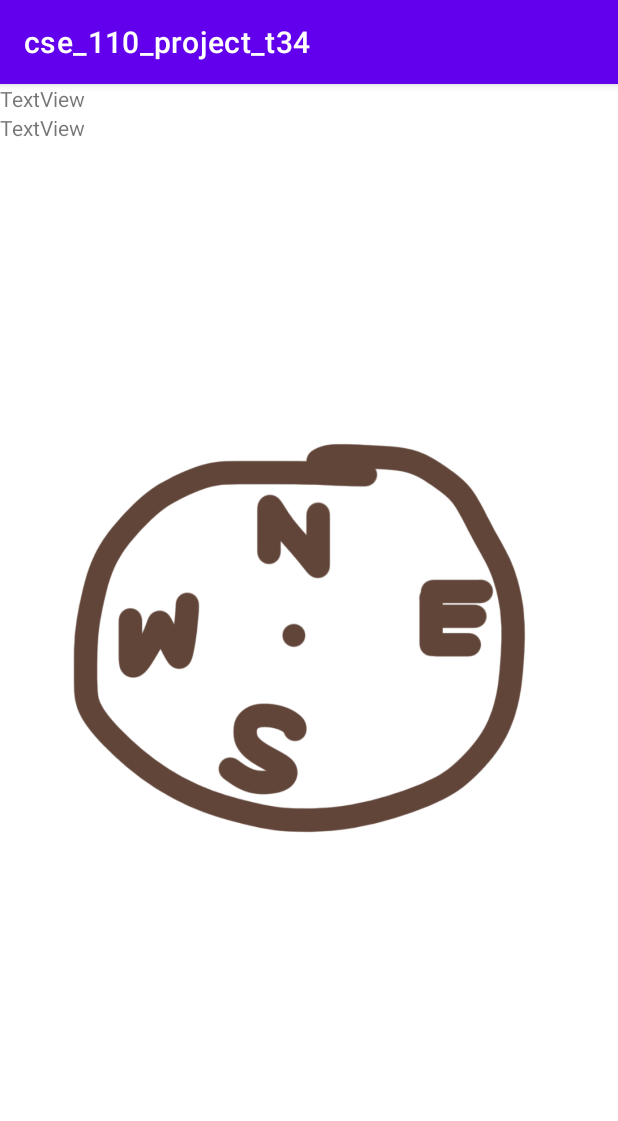
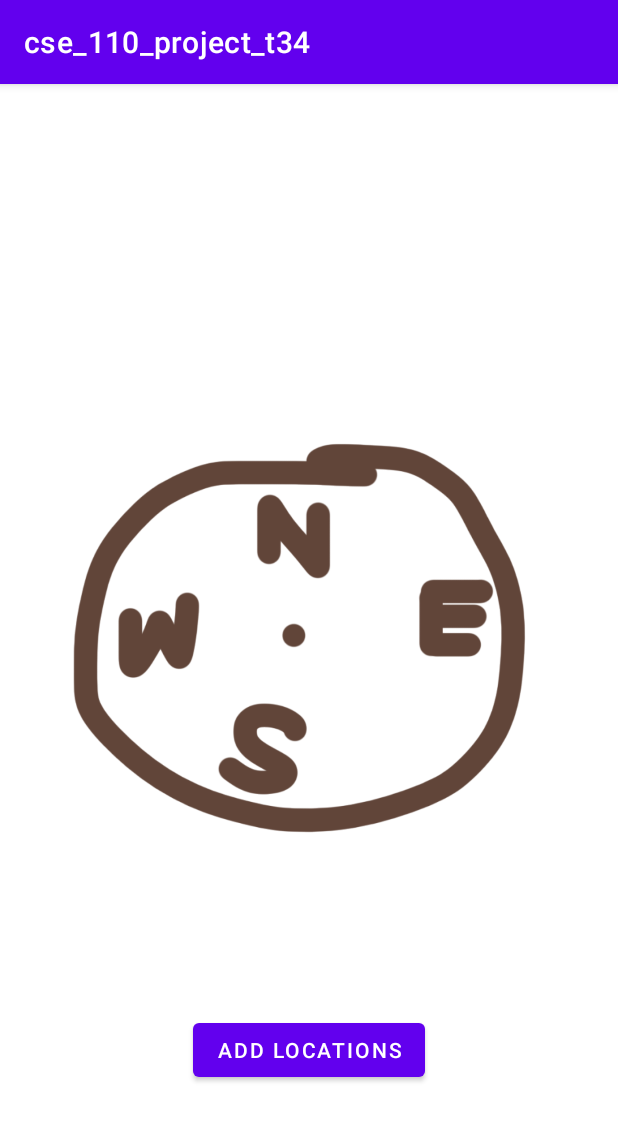
Before and after one commit to Ai-Albert/cse-110-project-cse-110-team-34, an Android app: the CompassActivity screen opened directly, with no data from a screen before it, on a phone screen of 412 x 824 dp. Shown: the top 1121 px of the screen. Run offline under Robolectric (Android 15) with nearby library versions, the phone set to English and light mode, and no system bars.

Commit message:
Added 'add more locations' button on compass

```diff
--- a/app/src/main/java/com/team34/cse_110_project_team_34/MainActivity.java
+++ b/app/src/main/java/com/team34/cse_110_project_team_34/MainActivity.java
@@ -28,6 +28,7 @@ public class MainActivity extends AppCompatActivity {
         CoordinateDao coordinateDao = Database.getInstance(this).getCoordinateDao();
         if (coordinateDao.getAll().size() == 0) {
             Intent intent = new Intent(this, AddActivity.class);
+            intent.putExtra("from_compass", false);
             startActivity(intent);
         }
         else {
--- a/app/src/main/res/layout/activity_compass.xml
+++ b/app/src/main/res/layout/activity_compass.xml
@@ -8,28 +8,26 @@
 
     <ImageView
         android:id="@+id/compass"
+        android:layout_width="match_parent"
+        android:layout_height="match_parent"
+        app:layout_constraintBottom_toBottomOf="parent"
+        app:layout_constraintEnd_toEndOf="parent"
+        app:layout_constraintHorizontal_bias="0.5"
+        app:layout_constraintStart_toStartOf="parent"
+        app:layout_constraintTop_toTopOf="parent"
+        app:layout_constraintVertical_bias="0.5"
+        app:srcCompat="@drawable/compass" />
+
+    <Button
+        android:id="@+id/addButton"
         android:layout_width="wrap_content"
         android:layout_height="wrap_content"
+        android:layout_marginBottom="100dp"
+        android:text="Add Locations"
+        android:onClick="onAdd"
         app:layout_constraintBottom_toBottomOf="parent"
         app:layout_constraintEnd_toEndOf="parent"
-        app:layout_constraintStart_toStartOf="parent"
-        app:layout_constraintTop_toTopOf="parent"
-        app:srcCompat="@drawable/compass" />
-
-    <TextView
-        android:id="@+id/textView"
-        android:layout_width="wrap_content"
-        android:layout_height="wrap_content"
-        android:text="TextView"
-        tools:layout_editor_absoluteX="43dp"
-        tools:layout_editor_absoluteY="79dp" />
-
-    <TextView
-        android:id="@+id/textView2"
-        android:layout_width="wrap_content"
-        android:layout_height="wrap_content"
-        android:text="TextView"
-        app:layout_constraintTop_toBottomOf="@+id/textView"
-        tools:layout_editor_absoluteX="43dp" />
+        app:layout_constraintHorizontal_bias="0.5"
+        app:layout_constraintStart_toStartOf="parent" />
 
 </androidx.constraintlayout.widget.ConstraintLayout>
--- a/app/src/main/res/values/strings.xml
+++ b/app/src/main/res/values/strings.xml
@@ -4,4 +4,5 @@
     <string name="name">Name</string>
     <string name="location_coordinates">Location Coordinates</string>
     <string name="skip">Skip</string>
+    <string name="back">Back</string>
 </resources>
```
Also changed, not shown: app/src/main/java/com/team34/cse_110_project_team_34/AddActivity.java (+13 -0 lines), app/src/main/java/com/team34/cse_110_project_team_34/CompassActivity.java (+8 -0 lines), app/src/main/res/layout/activity_add.xml (+14 -2 lines), 1 other file.
